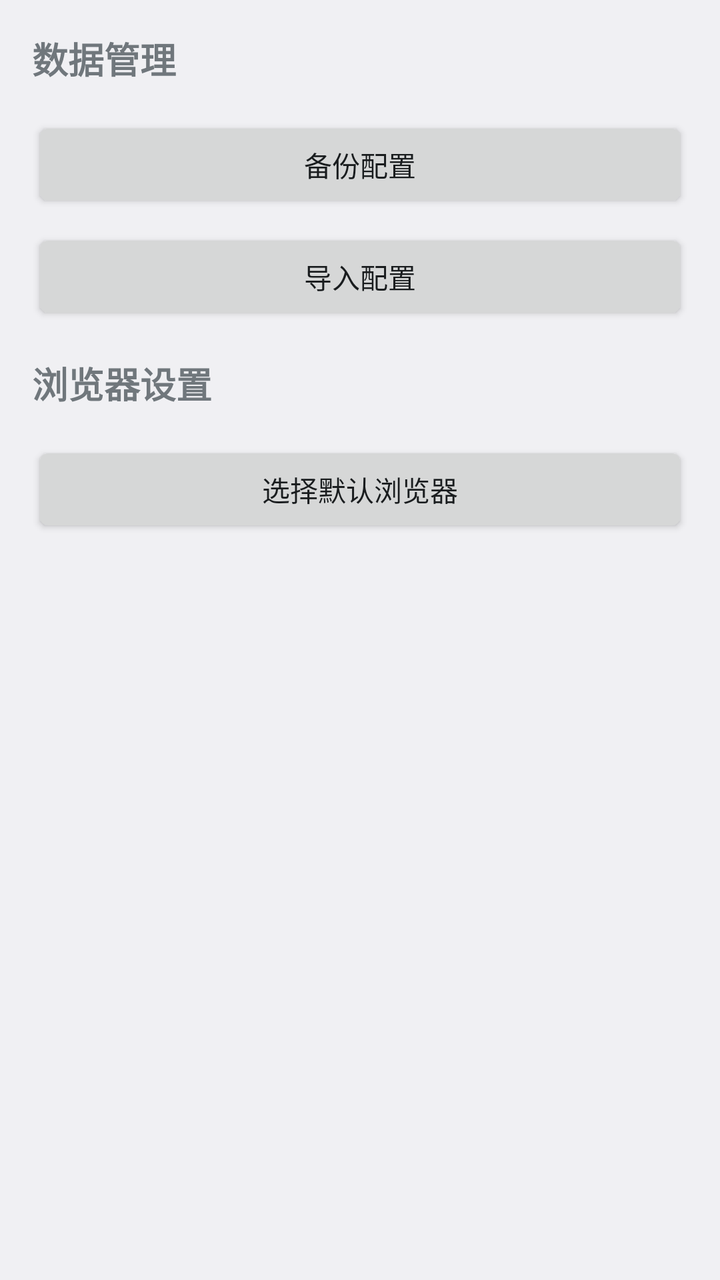
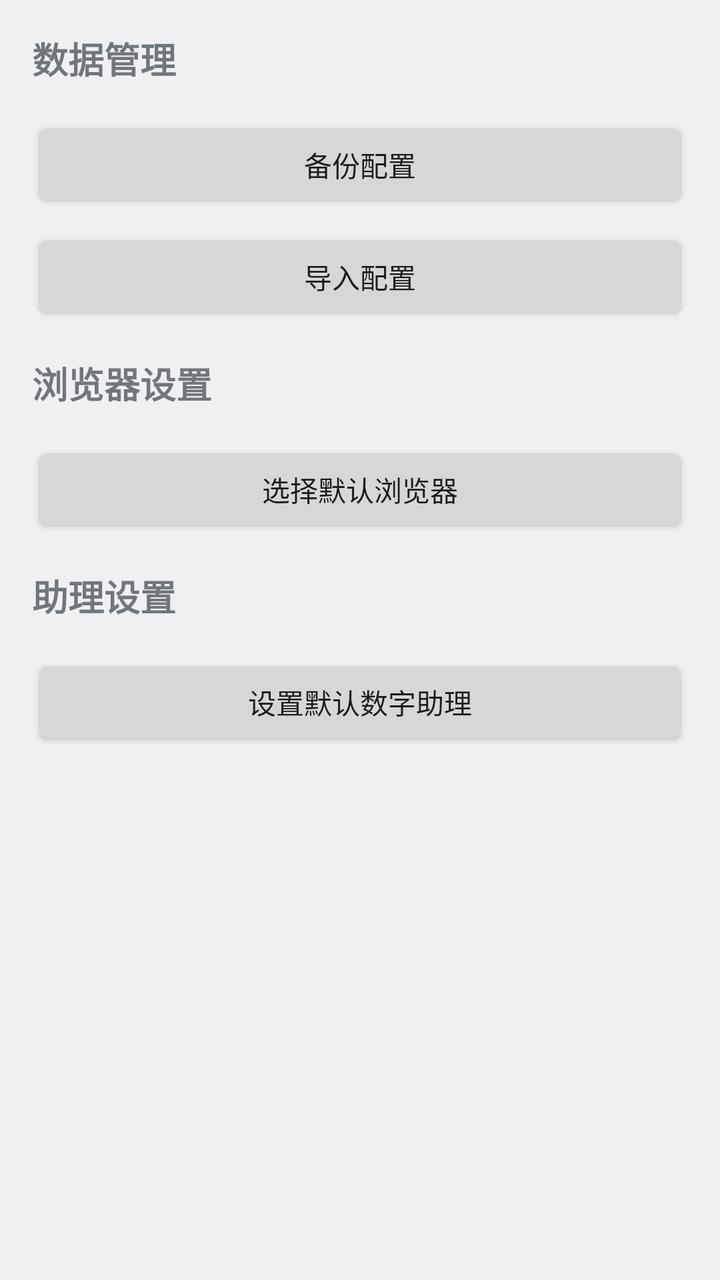

Before-and-after screenshots of an Android layout around one commit, followed by the original layout XML and the change that was made.
<!-- AndroidManifest.xml: application theme AppTheme -->
<!-- res/layout/activity_settings.xml -->
<?xml version="1.0" encoding="utf-8"?>
<LinearLayout xmlns:android="http://schemas.android.com/apk/res/android"
    android:layout_width="match_parent"
    android:layout_height="match_parent"
    android:orientation="vertical"
    android:padding="16dp"
    android:fitsSystemWindows="true">

    <TextView
        android:layout_width="match_parent"
        android:layout_height="wrap_content"
        android:text="数据管理"
        android:textSize="18sp"
        android:textStyle="bold"
        android:layout_marginBottom="16dp"/>

    <Button
        android:id="@+id/btn_backup"
        android:layout_width="match_parent"
        android:layout_height="wrap_content"
        android:text="备份配置"
        android:layout_marginBottom="8dp"/>

    <Button
        android:id="@+id/btn_import"
        android:layout_width="match_parent"
        android:layout_height="wrap_content"
        android:text="导入配置"
        android:layout_marginBottom="16dp"/>

    <TextView
        android:layout_width="match_parent"
        android:layout_height="wrap_content"
        android:text="浏览器设置"
        android:textSize="18sp"
        android:textStyle="bold"
        android:layout_marginBottom="16dp"/>

    <Button
        android:id="@+id/btn_select_browser"
        android:layout_width="match_parent"
        android:layout_height="wrap_content"
        android:text="选择默认浏览器"/>

</LinearLayout>
<!-- resources referenced by this layout -->
<resources>
  <style name="AppTheme" parent="@android:style/Theme.DeviceDefault.Light.NoActionBar">
          <item name="android:statusBarColor">@android:color/white</item>
          <item name="android:windowLightStatusBar">true</item>
      </style>
</resources>

<!-- the commit's change to res/layout/activity_settings.xml (unified diff, before → after) -->
@@ -40,6 +40,21 @@
         android:id="@+id/btn_select_browser"
         android:layout_width="match_parent"
         android:layout_height="wrap_content"
-        android:text="选择默认浏览器"/>
+        android:layout_marginBottom="16dp"
+        android:text="选择默认浏览器" />
+
+    <TextView
+        android:layout_width="match_parent"
+        android:layout_height="wrap_content"
+        android:layout_marginBottom="16dp"
+        android:text="助理设置"
+        android:textSize="18sp"
+        android:textStyle="bold" />
+
+    <Button
+        android:id="@+id/btn_set_default_assistant"
+        android:layout_width="match_parent"
+        android:layout_height="wrap_content"
+        android:text="设置默认数字助理" />
 
 </LinearLayout>
